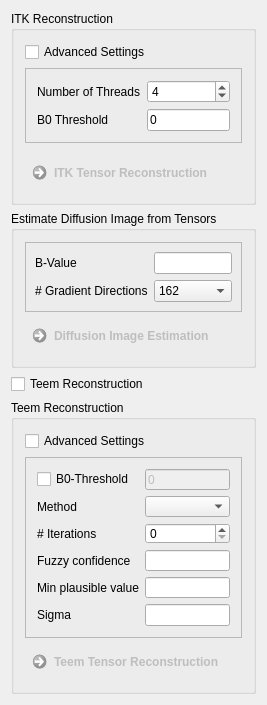
The window that Modules/Bundles/org.mitk.gui.qt.diffusionimaging/src/internal/QmitkTensorReconstructionViewControls.ui (MITK/MITK) describes before a commit, drawn with Qt 5.
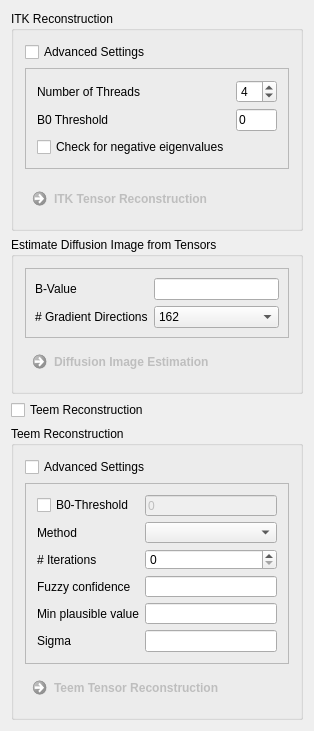
The same window after the commit.

Commit message: CHG (#6411): Added check for negative eigenvalues

The edit to the form file:
```diff
--- a/Modules/Bundles/org.mitk.gui.qt.diffusionimaging/src/internal/QmitkTensorReconstructionViewControls.ui
+++ b/Modules/Bundles/org.mitk.gui.qt.diffusionimaging/src/internal/QmitkTensorReconstructionViewControls.ui
@@ -82,6 +82,13 @@
            </property>
           </widget>
          </item>
+         <item row="2" column="0">
+          <widget class="QCheckBox" name="m_CheckNegativeEigenvalues">
+           <property name="text">
+            <string>Check for negative eigenvalues</string>
+           </property>
+          </widget>
+         </item>
         </layout>
        </widget>
       </item>
```
The commit also changes 1 other file.
